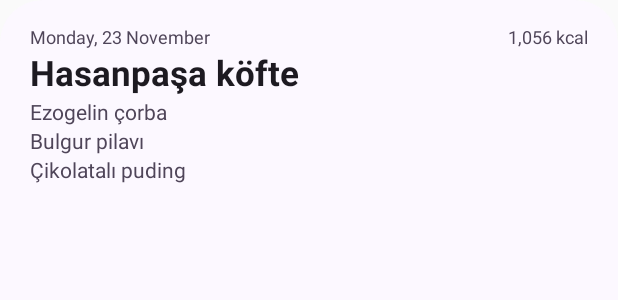
After one commit to cusufcan/togu-yemekhane-android, an Android app built with Jetpack Compose: the layout widget_menu_preview.xml on its own in the app's theme, with its tools: preview values and no code run, on a phone screen of 412 x 824 dp. The commit adds this screen. Shown: the top 300 px of the screen. Run offline under Robolectric (Android 15) with nearby library versions, the phone set to English and light mode, and no system bars.

Commit message:
feat(widget): show today's menu on the home screen
Plain RemoteViews widget that follows the phone theme, measures the real
layout so no line is cut, and moves to the next day with an inexact alarm.
MainActivity is singleTop so opening from the widget does not stack a
second copy.

```diff
--- /dev/null
+++ b/app/src/main/res/drawable/widget_background.xml
@@ -0,0 +1,6 @@
+<?xml version="1.0" encoding="utf-8"?>
+<shape xmlns:android="http://schemas.android.com/apk/res/android"
+    android:shape="rectangle">
+    <solid android:color="@color/seyir_widget_background" />
+    <corners android:radius="28dp" />
+</shape>
--- /dev/null
+++ b/app/src/main/res/layout/widget_menu_preview.xml
@@ -0,0 +1,50 @@
+<?xml version="1.0" encoding="utf-8"?>
+<!-- Widget seçicideki örnek; widget_menu.xml ile aynı düzen. -->
+<LinearLayout xmlns:android="http://schemas.android.com/apk/res/android"
+    android:id="@android:id/background"
+    android:layout_width="match_parent"
+    android:layout_height="match_parent"
+    android:background="@drawable/widget_background"
+    android:clipToOutline="true"
+    android:orientation="vertical"
+    android:paddingHorizontal="20dp"
+    android:paddingVertical="18dp">
+
+    <LinearLayout
+        android:layout_width="match_parent"
+        android:layout_height="wrap_content"
+        android:orientation="horizontal">
+
+        <TextView
+            android:id="@+id/widget_date"
+            style="@style/Widget.Yemekhane.MenuSmall"
+            android:layout_width="0dp"
+            android:layout_height="wrap_content"
+            android:layout_weight="1"
+            android:text="@string/widget_preview_date" />
+
+        <TextView
+            android:id="@+id/widget_calories"
+            style="@style/Widget.Yemekhane.MenuSmall"
+            android:layout_width="wrap_content"
+            android:layout_height="wrap_content"
+            android:layout_marginStart="8dp"
+            android:text="@string/widget_preview_calories" />
+    </LinearLayout>
+
+    <TextView
+        android:id="@+id/widget_title"
+        style="@style/Widget.Yemekhane.MenuTitle"
+        android:layout_width="match_parent"
+        android:layout_height="wrap_content"
+        android:layout_marginTop="4dp"
+        android:text="@string/widget_preview_title" />
+
+    <TextView
+        android:id="@+id/widget_rest"
+        style="@style/Widget.Yemekhane.MenuRest"
+        android:layout_width="match_parent"
+        android:layout_height="wrap_content"
+        android:layout_marginTop="4dp"
+        android:text="@string/widget_preview_rest" />
+</LinearLayout>
--- a/app/src/main/res/values-night/colors.xml
+++ b/app/src/main/res/values-night/colors.xml
@@ -1,4 +1,7 @@
 <?xml version="1.0" encoding="utf-8"?>
 <resources>
     <color name="seyir_splash_background">#151218</color>
+    <color name="seyir_widget_background">#151218</color>
+    <color name="seyir_widget_title">#E7E0EE</color>
+    <color name="seyir_widget_text">#CDC2D8</color>
 </resources>
--- a/app/src/main/res/values/colors.xml
+++ b/app/src/main/res/values/colors.xml
@@ -1,4 +1,7 @@
 <?xml version="1.0" encoding="utf-8"?>
 <resources>
     <color name="seyir_splash_background">#FCF8FF</color>
+    <color name="seyir_widget_background">#FCF8FF</color>
+    <color name="seyir_widget_title">#1D1A21</color>
+    <color name="seyir_widget_text">#4F4559</color>
 </resources>
--- a/app/src/main/res/values/strings.xml
+++ b/app/src/main/res/values/strings.xml
@@ -67,6 +67,16 @@
     <string name="action_cancel">Cancel</string>
     <string name="reminder_channel">Menu reminder</string>
     <string name="reminder_title">Today: %1$s</string>
+    <string name="widget_label">Today\'s menu</string>
+    <string name="widget_description">Shows today\'s menu on your home screen.</string>
+    <string name="widget_calories">%1$s kcal</string>
+    <string name="widget_weekend_body">The new week starts on Monday.</string>
+    <string name="widget_missing_title">No menu yet</string>
+    <string name="widget_missing_body">Tap to refresh.</string>
+    <string name="widget_preview_date">Monday, 23 November</string>
+    <string name="widget_preview_calories">1,056 kcal</string>
+    <string name="widget_preview_title" translatable="false">Hasanpaşa köfte</string>
+    <string name="widget_preview_rest" translatable="false">Ezogelin çorba\nBulgur pilavı\nÇikolatalı puding</string>
     <plurals name="archive_hits">
         <item quantity="one">Served on %1$d day, last: %2$s</item>
         <item quantity="other">Served on %1$d days, last: %2$s</item>
--- /dev/null
+++ b/app/src/main/res/values/widget_styles.xml
@@ -0,0 +1,26 @@
+<?xml version="1.0" encoding="utf-8"?>
+<resources>
+    <style name="Widget.Yemekhane.MenuSmall" parent="">
+        <item name="android:ellipsize">end</item>
+        <item name="android:includeFontPadding">false</item>
+        <item name="android:maxLines">1</item>
+        <item name="android:textColor">@color/seyir_widget_text</item>
+        <item name="android:textSize">12sp</item>
+    </style>
+
+    <style name="Widget.Yemekhane.MenuTitle" parent="">
+        <item name="android:ellipsize">end</item>
+        <item name="android:includeFontPadding">false</item>
+        <item name="android:textColor">@color/seyir_widget_title</item>
+        <item name="android:textSize">23sp</item>
+        <item name="android:textStyle">bold</item>
+    </style>
+
+    <style name="Widget.Yemekhane.MenuRest" parent="">
+        <item name="android:ellipsize">end</item>
+        <item name="android:includeFontPadding">false</item>
+        <item name="android:lineSpacingExtra">3sp</item>
+        <item name="android:textColor">@color/seyir_widget_text</item>
+        <item name="android:textSize">14sp</item>
+    </style>
+</resources>
```
Also changed, not shown: app/src/main/AndroidManifest.xml (+14 -0 lines), app/src/main/java/com/mercan/app/MainActivity.kt (+8 -0 lines), app/src/main/java/com/mercan/app/YemekhaneApp.kt (+9 -0 lines), app/src/main/java/com/mercan/app/domain/WidgetState.kt (added, +44 -0 lines), app/src/main/java/com/mercan/app/platform/MenuWidget.kt (added, +26 -0 lines), app/src/main/java/com/mercan/app/platform/OpenApp.kt (added, +20 -0 lines), app/src/main/java/com/mercan/app/platform/Receivers.kt (+11 -3 lines), app/src/main/java/com/mercan/app/platform/ReminderNotification.kt (+1 -10 lines), app/src/main/java/com/mercan/app/platform/WidgetUpdater.kt (added, +205 -0 lines), app/src/main/java/com/mercan/app/ui/components/Formats.kt (+11 -0 lines), app/src/main/res/layout/widget_menu.xml (added, +46 -0 lines), app/src/main/res/xml/menu_widget_info.xml (added, +14 -0 lines), 3 other files.
